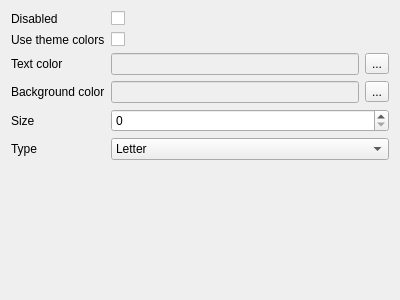
sebcaux/qt-material-widgets, file examples/avatarsettingsform.ui: the form before one commit.
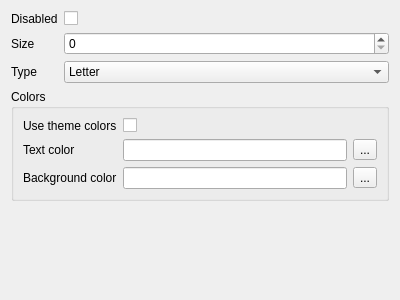
The form after the commit.

Commit message: [examples] Reviewed layouts, added groupbox for colors

```diff
--- a/examples/avatarsettingsform.ui
+++ b/examples/avatarsettingsform.ui
@@ -16,29 +16,28 @@
   <layout class="QVBoxLayout" name="verticalLayout">
    <item>
     <layout class="QFormLayout" name="formLayout">
-     <item row="1" column="0">
-      <widget class="QLabel" name="useThemeColorsLabel">
+     <item row="0" column="0">
+      <widget class="QLabel" name="disabledLabel">
        <property name="text">
-        <string>Use theme colors</string>
+        <string>Disabled</string>
        </property>
       </widget>
      </item>
+     <item row="0" column="1">
+      <widget class="QCheckBox" name="disabledCheckBox"/>
+     </item>
+     <item row="4" column="0" colspan="2">
+      <widget class="QGroupBox" name="groupBox">
+       <property name="title">
+        <string>Colors</string>
+       </property>
+       <layout class="QFormLayout" name="formLayout_2">
      <item row="1" column="1">
-      <widget class="QCheckBox" name="useThemeColorsCheckBox"/>
-     </item>
-     <item row="2" column="0">
-      <widget class="QLabel" name="textColorLabel">
-       <property name="text">
-        <string>Text color</string>
-       </property>
-      </widget>
-     </item>
-     <item row="2" column="1">
       <layout class="QHBoxLayout" name="horizontalLayout_4">
        <item>
         <widget class="QLineEdit" name="textColorLineEdit">
-         <property name="enabled">
-          <bool>false</bool>
+            <property name="readOnly">
+             <bool>true</bool>
          </property>
         </widget>
        </item>
@@ -51,19 +50,19 @@
        </item>
       </layout>
      </item>
-     <item row="3" column="0">
+        <item row="2" column="0">
       <widget class="QLabel" name="backgroundColorLabel">
        <property name="text">
         <string>Background color</string>
        </property>
       </widget>
      </item>
-     <item row="3" column="1">
+        <item row="2" column="1">
       <layout class="QHBoxLayout" name="horizontalLayout_5">
        <item>
         <widget class="QLineEdit" name="backgroundColorLineEdit">
-         <property name="enabled">
-          <bool>false</bool>
+            <property name="readOnly">
+             <bool>true</bool>
          </property>
         </widget>
        </item>
@@ -76,24 +75,37 @@
        </item>
       </layout>
      </item>
-     <item row="4" column="0">
+        <item row="1" column="0">
+         <widget class="QLabel" name="textColorLabel">
+          <property name="text">
+           <string>Text color</string>
+          </property>
+         </widget>
+        </item>
+        <item row="0" column="0">
+         <widget class="QLabel" name="useThemeColorsLabel">
+          <property name="text">
+           <string>Use theme colors</string>
+          </property>
+         </widget>
+        </item>
+        <item row="0" column="1">
+         <widget class="QCheckBox" name="useThemeColorsCheckBox"/>
+        </item>
+       </layout>
+      </widget>
+     </item>
+     <item row="1" column="0">
       <widget class="QLabel" name="sizeLabel">
        <property name="text">
         <string>Size</string>
        </property>
       </widget>
      </item>
-     <item row="4" column="1">
+     <item row="1" column="1">
       <widget class="QSpinBox" name="sizeSpinBox"/>
      </item>
-     <item row="5" column="0">
-      <widget class="QLabel" name="typeLabel">
-       <property name="text">
-        <string>Type</string>
-       </property>
-      </widget>
-     </item>
-     <item row="5" column="1">
+     <item row="2" column="1">
       <widget class="QComboBox" name="typeComboBox">
        <item>
         <property name="text">
@@ -112,16 +124,13 @@
        </item>
       </widget>
      </item>
-     <item row="0" column="0">
-      <widget class="QLabel" name="disabledLabel">
+     <item row="2" column="0">
+      <widget class="QLabel" name="typeLabel">
        <property name="text">
-        <string>Disabled</string>
+        <string>Type</string>
        </property>
       </widget>
      </item>
-     <item row="0" column="1">
-      <widget class="QCheckBox" name="disabledCheckBox"/>
-     </item>
     </layout>
    </item>
   </layout>
```
Lines whose indentation alone changed are shown as unchanged. The commit also changes 11 other files.
